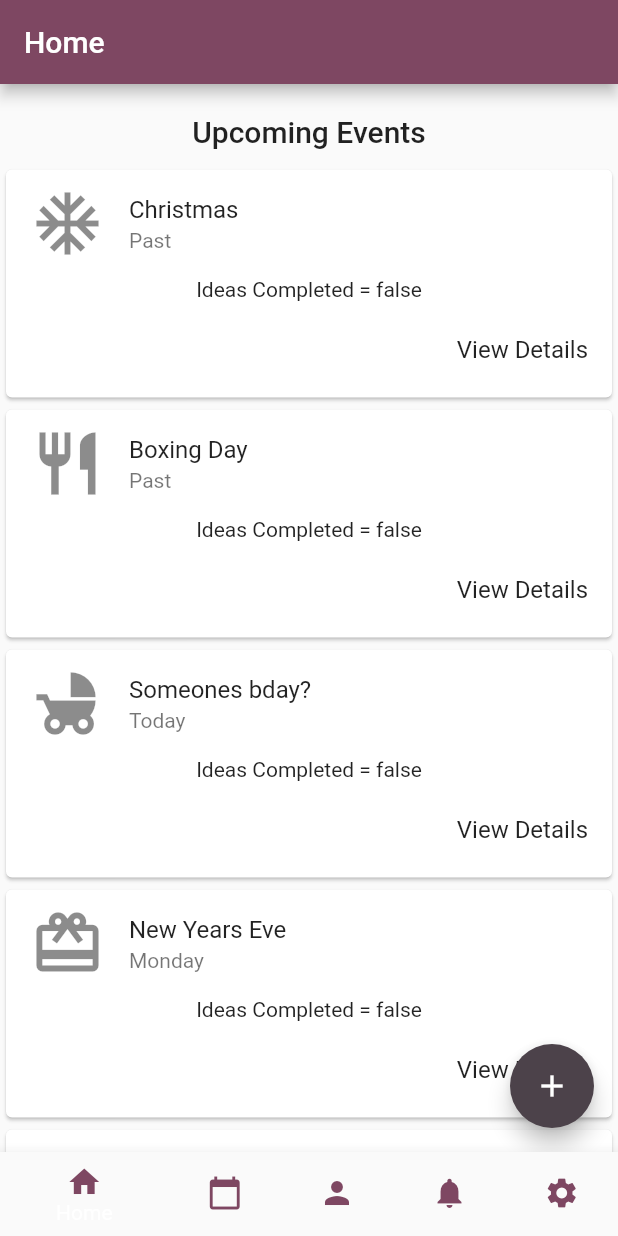
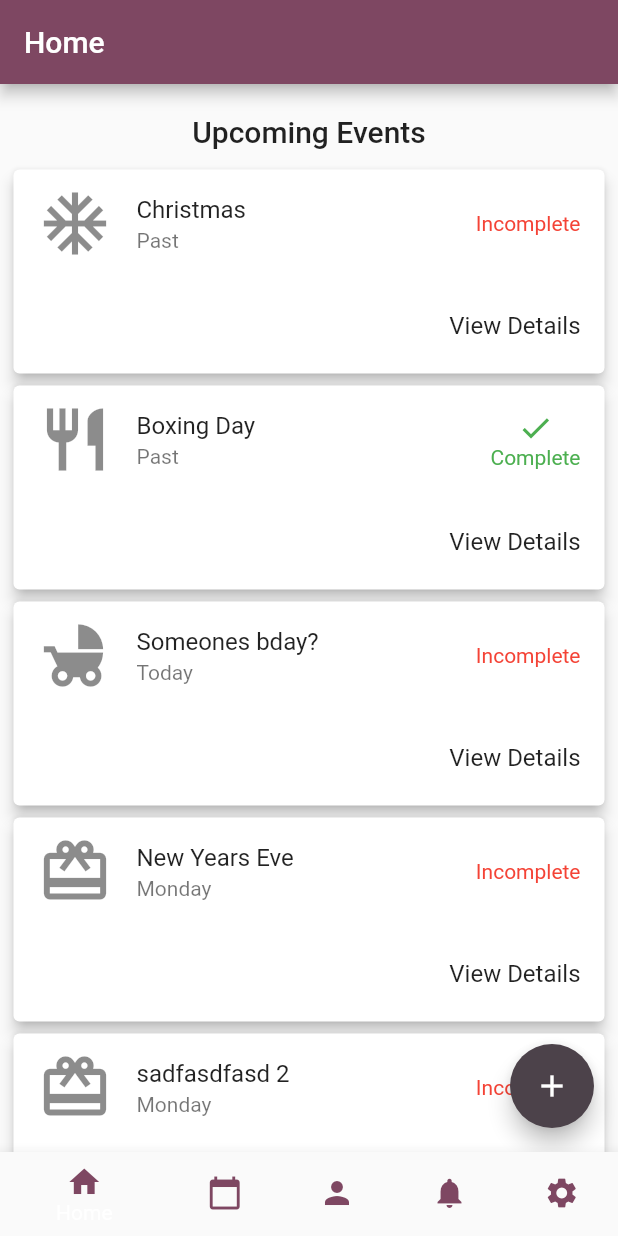
Before and after one commit to dran5447/GiftAssist, a Flutter app: the screen it shows after launch, on a phone screen of 412 x 824 dp. Run offline on Flutter 3.47's test engine with Material 2 defaults, Android fonts, the phone set to English and light mode, and no system bars; our stand-ins replace flutter_speed_dial.

Commit message:
update event summaries

```diff
--- /dev/null
+++ b/lib/eventSummaryCard.dart
@@ -0,0 +1,75 @@
+import 'package:flutter/material.dart';
+import 'objectmodel.dart';
+import 'sharedhelpers.dart';
+
+class EventSummaryCard extends StatelessWidget {
+
+  final Event event;
+
+  EventSummaryCard(this.event);
+
+  @override
+  Widget build(BuildContext context) {
+    return Card(
+      elevation: 4.0,
+      child: Column(
+        children: <Widget>[
+          ListTile(
+            leading: Icon(event.icon, size:50.0),
+            title: Text(event.title),
+            subtitle: Text(Helpers.formatDate(event.date)),
+            trailing: Padding(
+              padding: EdgeInsets.only(right: 0.0),
+              child: EventStatusSnippet(event),
+            ),
+          ),
+          ButtonBar(
+            children: <Widget>[
+              FlatButton(
+                textColor: Color.fromARGB(255, 126, 71, 98),
+                child: Text('View Details', style: Theme.of(context).textTheme.subhead),
+                onPressed: (){
+                  //TODO event pressed
+                  showDialog(
+                    context: context,
+                    builder: (context){
+                      return new AlertDialog(
+                        content: Text('event pressed'),
+                      );
+                    }
+                  );
+                },
+              )
+            ],
+          )
+        ],
+      ),
+    );
+  }
+}
+
+class EventStatusSnippet extends StatelessWidget {
+  final Event event;
+
+  EventStatusSnippet(this.event);
+
+  @override
+  Widget build(BuildContext context) {
+    if(event.ideasCompleted()){
+      return Column(
+        mainAxisAlignment: MainAxisAlignment.center,
+        children: <Widget>[
+          Icon(Icons.check, color:Colors.green),
+          Text('Complete', style: new TextStyle(color: Colors.green))
+        ],
+      );
+    }else{
+      return Column(
+        mainAxisAlignment: MainAxisAlignment.center,
+        children: <Widget>[
+          Text('Incomplete', style: new TextStyle(color: Colors.red))
+        ],
+      );
+    }
+  }
+}
--- a/lib/mainpages/home.dart
+++ b/lib/mainpages/home.dart
@@ -3,6 +3,7 @@ import '../objectmodel.dart';
 import '../sharedhelpers.dart';
 import 'dart:math';
 import '../floatingAdd.dart';
+import '../eventSummaryCard.dart';
 
 class HomeWidget extends StatefulWidget {
   @override
@@ -37,14 +38,13 @@ class HomeState extends State<HomeWidget>{
             child: ListView.builder(
               physics: ClampingScrollPhysics(),
                 shrinkWrap: true,
-                itemCount: events.length, //eventGroups[i].events.length,
+                itemCount: events.length,
                 itemBuilder: (context, j) {
-              //    var events = eventGroups[i].events;
                   return new Dismissible(
                     key: new Key(Helpers.generateUUID()),
                     direction: DismissDirection.endToStart,
                     background: Container(
-                      color: Colors.green,
+                      color: Colors.green.shade300,
                       child: Row(
                         mainAxisAlignment: MainAxisAlignment.end,
                         children: <Widget>[
@@ -85,38 +85,9 @@ class HomeState extends State<HomeWidget>{
                       );
                       Scaffold.of(context).showSnackBar(snackbar);
                     },
-                    child: Card(
-                      child: Column(
-                        children: <Widget>[
-                          ListTile(
-                            leading: Icon(events[j].icon, size:50.0),
-                            title: Text(events[j].title),
-                            subtitle: Text(Helpers.formatDate(events[j].date)),
-                          ),
-                          Text(
-                            'Ideas Completed = ' + events[j].ideasCompleted().toString()
-                          ),
-                          ButtonBar(
-                            children: <Widget>[
-                              FlatButton(
-                                textColor: Color.fromARGB(255, 126, 71, 98),
-                                child: Text('View Details', style: Theme.of(context).textTheme.subhead),
-                                onPressed: (){
-                                  //TODO event pressed
-                                  showDialog(
-                                    context: context,
-                                    builder: (context){
-                                      return new AlertDialog(
-                                        content: Text('event pressed'),
-                                      );
-                                    }
-                                  );
-                                },
-                              )
-                            ],
-                          )
-                        ],
-                      ),
+                    child: Padding(
+                      padding: EdgeInsets.symmetric(horizontal: 5.0),
+                      child: EventSummaryCard(events[j]),
                     ),
                   );
                 }
--- a/lib/personpage.dart
+++ b/lib/personpage.dart
@@ -69,8 +69,6 @@ class _IdeasState extends State<PersonPage> {
           animatedIcon: AnimatedIcons.menu_close,
           animatedIconTheme: IconThemeData(size: 22.0),
           curve: Curves.bounceIn,
-          onOpen: () => print('OPENING DIAL'),
-          onClose: () => print('DIAL CLOSED'),
           tooltip: 'View Quick-Add Menu',
           heroTag: 'speed-dial-hero-tag',
           backgroundColor: Color.fromARGB(255, 126, 71, 98),
--- a/lib/sharedhelpers.dart
+++ b/lib/sharedhelpers.dart
@@ -22,7 +22,7 @@ class Helpers{
 
   static List<Idea> getTempIdeasList1(){
     final List<Idea> ideas = [
-      new Idea('Gift Idea 1', 'something cool', 'www.amazon.com'),
+      new Idea('Gift Idea 1', 'something cool', 'www.amazon.com',true),
     ];
     return ideas;
   }
```
Also changed, not shown: 9 other files.
